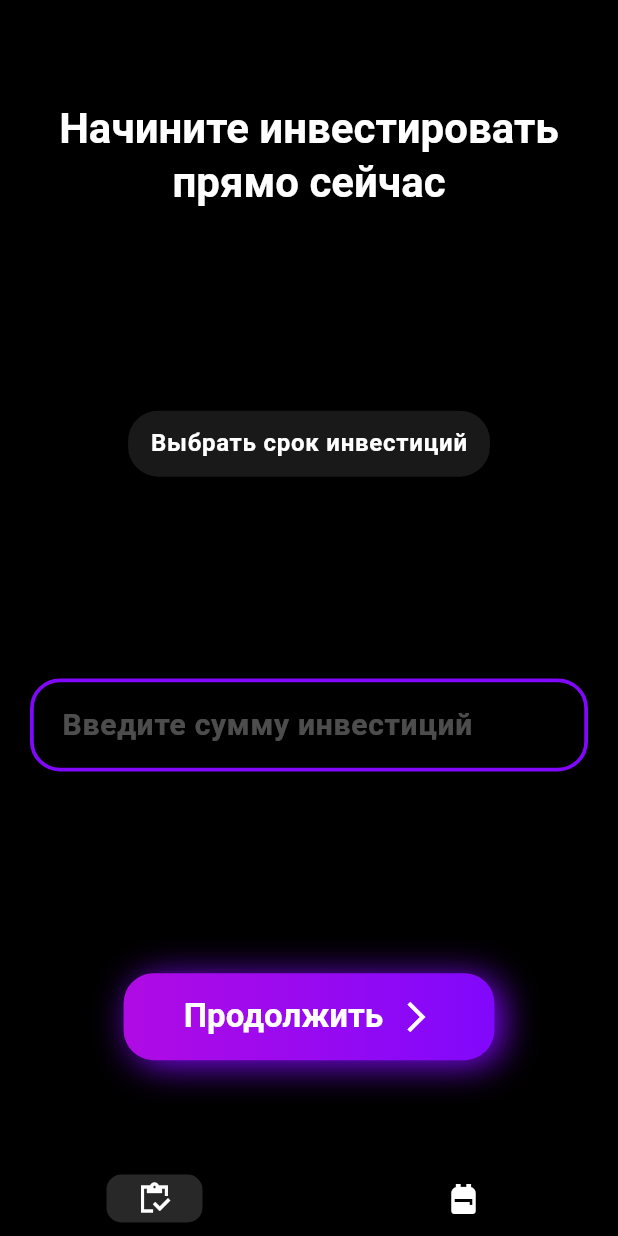
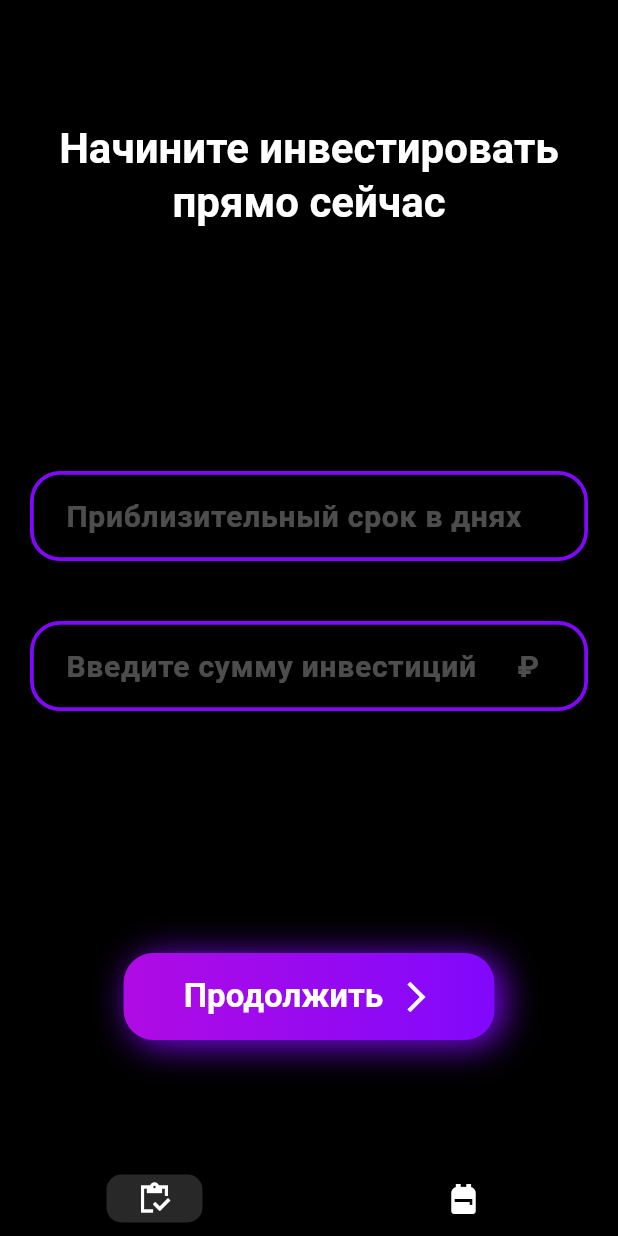
Before and after one commit to team-x4lva/investify-client, a Flutter app: the screen it shows after launch, on a phone screen of 412 x 824 dp. Run offline on Flutter 3.47's test engine with Material 3 defaults, Android fonts, the phone set to English and light mode, and no system bars; our stand-ins replace auto_route, google_fonts, syncfusion_flutter_datepicker.

Commit message:
refactoring setup page

```diff
--- a/lib/core/router/router.dart
+++ b/lib/core/router/router.dart
@@ -7,6 +7,7 @@ class AppRouter extends RootStackRouter {
   List<AutoRoute> get routes => [
         AutoRoute(page: HomeRoute.page, initial: true, children: [
           AutoRoute(page: SetupRoute.page, path: 'setup'),
+          AutoRoute(page: JournalRoute.page, path: 'journal')
         ])
       ];
 }
--- /dev/null
+++ b/lib/core/widgets/cupertino_text.dart
@@ -0,0 +1,19 @@
+import 'package:flutter/material.dart';
+
+class CupertinoText extends StatelessWidget {
+  const CupertinoText(this.text, {super.key});
+
+  final String text;
+
+  @override
+  Widget build(BuildContext context) {
+    return Text(
+      text,
+      style: const TextStyle(
+        fontFamily: '.SF Pro Display',
+        fontSize: 20.0,
+        fontWeight: FontWeight.w600,
+      ),
+    );
+  }
+}
--- /dev/null
+++ b/lib/core/widgets/investify_button.dart
@@ -0,0 +1,48 @@
+import 'package:flutter/material.dart';
+
+class InvestifyButton extends StatelessWidget {
+  const InvestifyButton({
+    super.key,
+    required this.child,
+    this.padding,
+    this.margin,
+    this.showShadow = true,
+    this.width,
+    required this.onTap,
+  });
+
+  final Widget child;
+  final EdgeInsets? padding;
+  final double? width;
+  final EdgeInsets? margin;
+  final bool showShadow;
+  final VoidCallback onTap;
+
+  @override
+  Widget build(BuildContext context) {
+    final theme = Theme.of(context);
+
+    return GestureDetector(
+      onTap: onTap,
+      child: Container(
+          width: width,
+          decoration: BoxDecoration(
+              gradient: LinearGradient(
+                  colors: [theme.primaryColor, theme.colorScheme.secondary]),
+              boxShadow: showShadow
+                  ? [
+                      BoxShadow(
+                          offset: const Offset(5, 3),
+                          blurRadius: 20,
+                          color: theme.colorScheme.secondary),
+                    ]
+                  : null,
+              borderRadius: BorderRadius.circular(20)),
+          alignment: Alignment.center,
+          padding: padding ??
+              const EdgeInsets.symmetric(horizontal: 20, vertical: 15),
+          margin: margin,
+          child: child),
+    );
+  }
+}
--- /dev/null
+++ b/lib/core/widgets/investify_text_input.dart
@@ -0,0 +1,38 @@
+import 'package:flutter/material.dart';
+
+class InvestifyTextInput extends StatelessWidget {
+  const InvestifyTextInput({
+    super.key,
+    required this.hintText,
+  });
+
+  final String hintText;
+
+  @override
+  Widget build(BuildContext context) {
+    final theme = Theme.of(context);
+    return TextFormField(
+      style: TextStyle(
+          color: theme.colorScheme.onSurface,
+          fontSize: 20,
+          fontWeight: FontWeight.bold),
+      cursorColor: theme.primaryColor,
+      decoration: InputDecoration(
+        contentPadding:
+            const EdgeInsets.symmetric(horizontal: 20, vertical: 15),
+        hintStyle: TextStyle(
+            color: theme.hintColor.withOpacity(0.3),
+            fontSize: 20,
+            fontWeight: FontWeight.bold),
+        enabledBorder: OutlineInputBorder(
+            borderSide:
+                BorderSide(color: theme.colorScheme.secondary, width: 2.5),
+            borderRadius: BorderRadius.circular(20)),
+        focusedBorder: OutlineInputBorder(
+            borderSide: BorderSide(color: theme.primaryColor, width: 2),
+            borderRadius: BorderRadius.circular(15)),
+        hintText: hintText,
+      ),
+    );
+  }
+}
--- /dev/null
+++ b/lib/core/widgets/widgets.dart
@@ -0,0 +1,3 @@
+export 'cupertino_text.dart';
+export 'investify_button.dart';
+export 'investify_text_input.dart';
--- a/lib/presentation/home/view/home.dart
+++ b/lib/presentation/home/view/home.dart
@@ -10,9 +10,7 @@ class HomeScreen extends StatelessWidget {
   Widget build(BuildContext context) {
     final theme = Theme.of(context);
     return AutoTabsRouter(
-      routes: const [
-        SetupRoute(),
-      ],
+      routes: const [SetupRoute(), JournalRoute()],
       builder: (context, child) {
         final tabsRouter = AutoTabsRouter.of(context);
         return Scaffold(
@@ -35,7 +33,12 @@ class HomeScreen extends StatelessWidget {
                     color: theme.colorScheme.onSurface,
                   ),
                   label: ''),
-              const NavigationDestination(icon: Icon(Icons.backpack), label: '')
+              NavigationDestination(
+                  icon: Icon(
+                    Icons.backpack,
+                    color: theme.colorScheme.onSurface,
+                  ),
+                  label: '')
             ],
           ),
         );
--- /dev/null
+++ b/lib/presentation/journal/view/journal.dart
@@ -0,0 +1,12 @@
+import 'package:auto_route/auto_route.dart';
+import 'package:flutter/material.dart';
+
+@RoutePage()
+class JournalPage extends StatelessWidget {
+  const JournalPage({super.key});
+
+  @override
+  Widget build(BuildContext context) {
+    return const Scaffold();
+  }
+}
--- a/lib/presentation/setup/view/setup.dart
+++ b/lib/presentation/setup/view/setup.dart
@@ -1,17 +1,35 @@
 import 'package:auto_route/auto_route.dart';
-import 'package:flutter/cupertino.dart';
 import 'package:flutter/material.dart';
-import 'package:google_fonts/google_fonts.dart';
+import 'package:investify/core/widgets/widgets.dart';
 import 'package:syncfusion_flutter_datepicker/datepicker.dart';
 
 @RoutePage()
-class SetupPage extends StatelessWidget {
+class SetupPage extends StatefulWidget {
   const SetupPage({super.key});
 
   @override
+  State<SetupPage> createState() => _SetupPageState();
+}
+
+class _SetupPageState extends State<SetupPage> {
+  bool isRangeSelected = false;
+  bool isMoneySelected = false;
+  String selectedRange = 'Среднесрочный';
+  List<Widget> rangesList = [
+    const Center(
+      child: CupertinoText('Короткосрочный (неделя - месяц)'),
+    ),
+    const Center(child: CupertinoText('Среднесрочный (месяц - год)')),
+    const Center(child: CupertinoText('Долгосрочный (несколько лет)'))
+  ];
+  @override
   Widget build(BuildContext context) {
     final theme = Theme.of(context);
-    return Scaffold(
+    return GestureDetector(
+      onTap: () {
+        FocusScope.of(context).unfocus();
+      },
+      child: Scaffold(
           body: SafeArea(
         child: Column(
           crossAxisAlignment: CrossAxisAlignment.center,
@@ -27,45 +45,20 @@ class SetupPage extends StatelessWidget {
                 ),
               ),
             ),
-          GestureDetector(
-            onTap: () {
-              showModalBottomSheet(
-                  context: context,
-                  builder: (context) => SizedBox(
-                        height: 300,
-                        child: CupertinoPicker(
-                            itemExtent: 50.0,
-                            onSelectedItemChanged: (_) {},
-                            useMagnifier: true,
-                            children: const [
-                              Center(
-                                child: CupertinoText(
-                                    'Короткосрочный (неделя - месяц)'),
+            const Column(
+              children: [
+                Padding(
+                  padding: EdgeInsets.symmetric(horizontal: 20),
+                  child: InvestifyTextInput(
+                      hintText: 'Приблизительный срок в днях'),
                 ),
-                              Center(
-                                  child: CupertinoText(
-                                      'Среднесрочный (месяц - год)')),
-                              Center(
-                                  child: CupertinoText(
-                                      'Долгосрочный (несколько лет)'))
-                            ]),
-                      ));
-            },
-            child: Container(
-              padding: const EdgeInsets.symmetric(horizontal: 15, vertical: 10),
-              decoration: BoxDecoration(
-                  color: theme.colorScheme.surfaceContainer,
-                  borderRadius: BorderRadius.circular(20)),
-              child: Text(
-                'Выбрать срок инвестиций',
-                style: theme.textTheme.bodyLarge
-                    ?.copyWith(fontWeight: FontWeight.bold),
+                SizedBox(height: 40),
+                Padding(
+                  padding: EdgeInsets.symmetric(horizontal: 20),
+                  child: InvestifyTextInput(
+                      hintText: 'Введите сумму инвестиций     ₽'),
                 ),
-            ),
-          ),
-          const Padding(
-            padding: EdgeInsets.symmetric(horizontal: 20),
-            child: InvestifyTextInput(hintText: ' Введите сумму инвестиций'),
+              ],
             ),
             InvestifyButton(
               width: MediaQuery.of(context).size.width * 0.6,
@@ -86,27 +79,11 @@ class SetupPage extends StatelessWidget {
                   )
                 ],
               ),
+              onTap: () {},
             )
           ],
         ),
-    ));
-  }
-}
-
-class CupertinoText extends StatelessWidget {
-  const CupertinoText(this.text, {super.key});
-
-  final String text;
-
-  @override
-  Widget build(BuildContext context) {
-    return Text(
-      text,
-      style: const TextStyle(
-        fontFamily: '.SF Pro Display',
-        fontSize: 20.0,
-        fontWeight: FontWeight.w600,
-      ),
+      )),
     );
   }
 }
@@ -137,76 +114,3 @@ class DatePickerWidget extends StatelessWidget {
     );
   }
 }
-
-class InvestifyButton extends StatelessWidget {
-  const InvestifyButton({
-    super.key,
-    required this.child,
-    this.padding,
-    this.margin,
-    this.showShadow = true,
-    this.width,
-  });
-
-  final Widget child;
-  final EdgeInsets? padding;
-  final double? width;
-  final EdgeInsets? margin;
-  final bool showShadow;
-
-  @override
-  Widget build(BuildContext context) {
-    final theme = Theme.of(context);
-
-    return GestureDetector(
-      onTap: () {},
-      child: Container(
-          width: width,
-          decoration: BoxDecoration(
-              gradient: LinearGradient(
-                  colors: [theme.primaryColor, theme.colorScheme.secondary]),
-              boxShadow: showShadow
-                  ? [
-                      BoxShadow(
-                          offset: const Offset(5, 3),
-                          blurRadius: 20,
-                          color: theme.colorScheme.secondary),
-                    ]
-                  : null,
-              borderRadius: BorderRadius.circular(20)),
-          alignment: Alignment.center,
-          padding: padding ??
-              const EdgeInsets.symmetric(horizontal: 20, vertical: 15),
-          margin: margin,
-          child: child),
-    );
-  }
-}
-
-class InvestifyTextInput extends StatelessWidget {
-  const InvestifyTextInput({
-    super.key,
-    required this.hintText,
-  });
-
-  final String hintText;
-
-  @override
-  Widget build(BuildContext context) {
-    final theme = Theme.of(context);
-    return TextFormField(
-      cursorColor: theme.primaryColor,
-      decoration: InputDecoration(
-        hintStyle: TextStyle(
-            color: theme.hintColor.withOpacity(0.3),
-            fontSize: 20,
-            fontWeight: FontWeight.bold),
-        enabledBorder: OutlineInputBorder(
-            borderSide:
-                BorderSide(color: theme.colorScheme.secondary, width: 2.5),
-            borderRadius: BorderRadius.circular(20)),
-        hintText: hintText,
-      ),
-    );
-  }
-}
```
Also changed, not shown: lib/core/router/router.gr.dart, 1 other file. Lines whose indentation alone changed are shown as unchanged.
